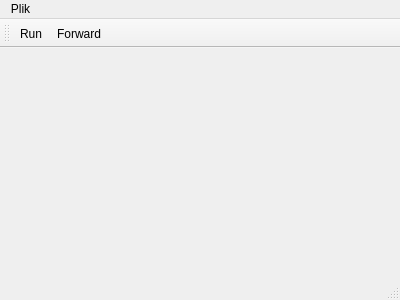
First picture: the form in src/mainwindow.ui, repository ferinder/GameOfLife, before the edit.
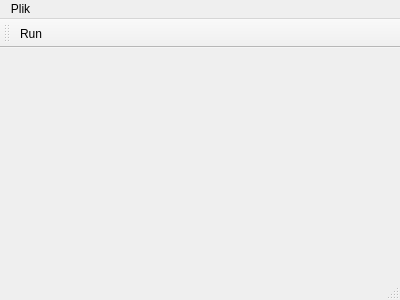
Second picture: the form after the edit. Icons and pictures are not drawn.

```diff
--- a/src/mainwindow.ui
+++ b/src/mainwindow.ui
@@ -44,7 +44,6 @@
     <bool>false</bool>
    </attribute>
    <addaction name="actionRun"/>
-   <addaction name="actionForward"/>
   </widget>
   <widget class="QStatusBar" name="statusBar"/>
   <action name="actionNewBoard">
@@ -77,15 +76,6 @@
     <string>Run</string>
    </property>
   </action>
-  <action name="actionForward">
-   <property name="icon">
-    <iconset resource="../icons.qrc">
-     <normaloff>:/icons/src/icons/forward_5.png</normaloff>:/icons/src/icons/forward_5.png</iconset>
-   </property>
-   <property name="text">
-    <string>Forward</string>
-   </property>
-  </action>
  </widget>
  <layoutdefault spacing="6" margin="11"/>
  <resources>
```
